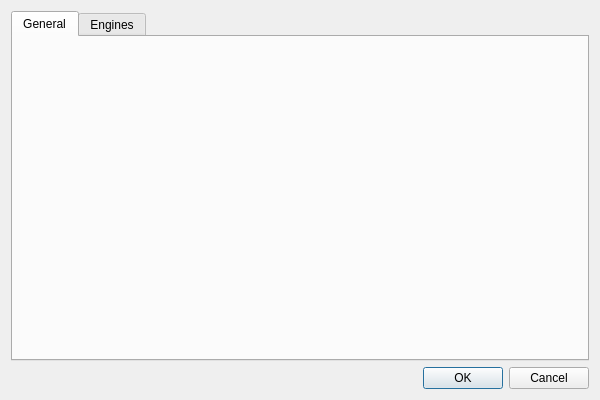
Above: settingsdialog.ui from xnscdev/chessgui before the change. Below: the same form after it.
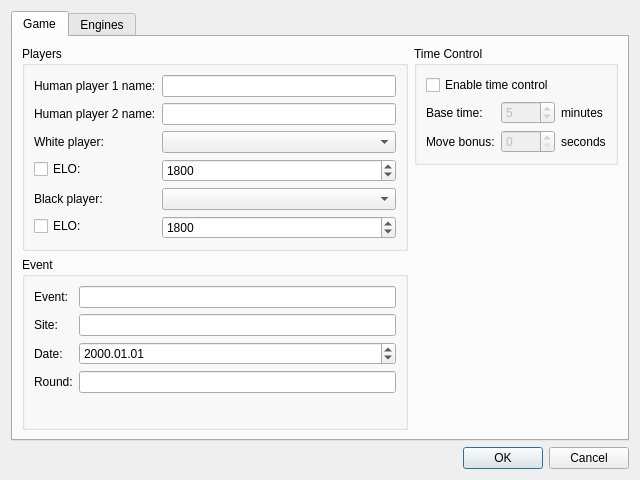
That is the form after the change.

Commit message: Moved game setup to settings dialog

Patch:
```diff
--- a/settingsdialog.ui
+++ b/settingsdialog.ui
@@ -9,8 +9,8 @@
    <rect>
     <x>0</x>
     <y>0</y>
-    <width>600</width>
-    <height>400</height>
+    <width>640</width>
+    <height>480</height>
    </rect>
   </property>
   <property name="windowTitle">
@@ -24,8 +24,243 @@
      </property>
      <widget class="QWidget" name="tab">
       <attribute name="title">
-       <string>General</string>
+       <string>Game</string>
       </attribute>
+      <layout class="QHBoxLayout" name="horizontalLayout_2">
+       <item>
+        <layout class="QVBoxLayout" name="verticalLayout_3">
+         <item>
+          <widget class="QGroupBox" name="groupBox">
+           <property name="title">
+            <string>Players</string>
+           </property>
+           <layout class="QFormLayout" name="formLayout">
+            <item row="0" column="0">
+             <widget class="QLabel" name="label">
+              <property name="text">
+               <string>Human player 1 name:</string>
+              </property>
+             </widget>
+            </item>
+            <item row="0" column="1">
+             <widget class="QLineEdit" name="humanPlayer1Name"/>
+            </item>
+            <item row="1" column="0">
+             <widget class="QLabel" name="label_2">
+              <property name="text">
+               <string>Human player 2 name:</string>
+              </property>
+             </widget>
+            </item>
+            <item row="1" column="1">
+             <widget class="QLineEdit" name="humanPlayer2Name"/>
+            </item>
+            <item row="2" column="0">
+             <widget class="QLabel" name="label_3">
+              <property name="text">
+               <string>White player:</string>
+              </property>
+             </widget>
+            </item>
+            <item row="2" column="1">
+             <widget class="QComboBox" name="whitePlayer"/>
+            </item>
+            <item row="3" column="1">
+             <widget class="QSpinBox" name="whiteELO">
+              <property name="minimum">
+               <number>100</number>
+              </property>
+              <property name="maximum">
+               <number>3000</number>
+              </property>
+              <property name="value">
+               <number>1800</number>
+              </property>
+             </widget>
+            </item>
+            <item row="4" column="0">
+             <widget class="QLabel" name="label_4">
+              <property name="text">
+               <string>Black player:</string>
+              </property>
+             </widget>
+            </item>
+            <item row="4" column="1">
+             <widget class="QComboBox" name="blackPlayer"/>
+            </item>
+            <item row="5" column="1">
+             <widget class="QSpinBox" name="blackELO">
+              <property name="minimum">
+               <number>100</number>
+              </property>
+              <property name="maximum">
+               <number>3000</number>
+              </property>
+              <property name="value">
+               <number>1800</number>
+              </property>
+             </widget>
+            </item>
+            <item row="3" column="0">
+             <widget class="QCheckBox" name="whiteELOEnabled">
+              <property name="text">
+               <string>ELO:</string>
+              </property>
+             </widget>
+            </item>
+            <item row="5" column="0">
+             <widget class="QCheckBox" name="blackELOEnabled">
+              <property name="text">
+               <string>ELO:</string>
+              </property>
+             </widget>
+            </item>
+           </layout>
+          </widget>
+         </item>
+         <item>
+          <widget class="QGroupBox" name="groupBox_2">
+           <property name="title">
+            <string>Event</string>
+           </property>
+           <layout class="QFormLayout" name="formLayout_2">
+            <item row="0" column="0">
+             <widget class="QLabel" name="label_7">
+              <property name="text">
+               <string>Event:</string>
+              </property>
+             </widget>
+            </item>
+            <item row="0" column="1">
+             <widget class="QLineEdit" name="eventBox"/>
+            </item>
+            <item row="1" column="0">
+             <widget class="QLabel" name="label_8">
+              <property name="text">
+               <string>Site:</string>
+              </property>
+             </widget>
+            </item>
+            <item row="1" column="1">
+             <widget class="QLineEdit" name="siteBox"/>
+            </item>
+            <item row="2" column="0">
+             <widget class="QLabel" name="label_9">
+              <property name="text">
+               <string>Date:</string>
+              </property>
+             </widget>
+            </item>
+            <item row="2" column="1">
+             <widget class="QDateEdit" name="gameDate">
+              <property name="displayFormat">
+               <string>yyyy.MM.dd</string>
+              </property>
+             </widget>
+            </item>
+            <item row="3" column="0">
+             <widget class="QLabel" name="label_10">
+              <property name="text">
+               <string>Round:</string>
+              </property>
+             </widget>
+            </item>
+            <item row="3" column="1">
+             <widget class="QLineEdit" name="roundBox"/>
+            </item>
+           </layout>
+          </widget>
+         </item>
+        </layout>
+       </item>
+       <item>
+        <layout class="QVBoxLayout" name="verticalLayout_4">
+         <item>
+          <widget class="QGroupBox" name="groupBox_3">
+           <property name="title">
+            <string>Time Control</string>
+           </property>
+           <layout class="QGridLayout" name="gridLayout">
+            <item row="1" column="1">
+             <widget class="QSpinBox" name="baseTimeBox">
+              <property name="enabled">
+               <bool>false</bool>
+              </property>
+              <property name="minimum">
+               <number>1</number>
+              </property>
+              <property name="maximum">
+               <number>1440</number>
+              </property>
+              <property name="value">
+               <number>5</number>
+              </property>
+             </widget>
+            </item>
+            <item row="3" column="1">
+             <widget class="QSpinBox" name="moveBonusBox">
+              <property name="enabled">
+               <bool>false</bool>
+              </property>
+              <property name="maximum">
+               <number>60</number>
+              </property>
+             </widget>
+            </item>
+            <item row="3" column="0">
+             <widget class="QLabel" name="label_12">
+              <property name="text">
+               <string>Move bonus:</string>
+              </property>
+             </widget>
+            </item>
+            <item row="1" column="0">
+             <widget class="QLabel" name="label_11">
+              <property name="text">
+               <string>Base time:</string>
+              </property>
+             </widget>
+            </item>
+            <item row="1" column="2">
+             <widget class="QLabel" name="label_14">
+              <property name="text">
+               <string>minutes</string>
+              </property>
+             </widget>
+            </item>
+            <item row="3" column="2">
+             <widget class="QLabel" name="label_13">
+              <property name="text">
+               <string>seconds</string>
+              </property>
+             </widget>
+            </item>
+            <item row="0" column="0" colspan="3">
+             <widget class="QCheckBox" name="timeControlBox">
+              <property name="text">
+               <string>Enable time control</string>
+              </property>
+             </widget>
+            </item>
+           </layout>
+          </widget>
+         </item>
+         <item>
+          <spacer name="verticalSpacer_2">
+           <property name="orientation">
+            <enum>Qt::Vertical</enum>
+           </property>
+           <property name="sizeHint" stdset="0">
+            <size>
+             <width>20</width>
+             <height>40</height>
+            </size>
+           </property>
+          </spacer>
+         </item>
+        </layout>
+       </item>
+      </layout>
      </widget>
      <widget class="QWidget" name="tab_2">
       <attribute name="title">
```
Left out of the diff: 45 changed lines with no effect on the pictures. The commit also changes 11 other files.
